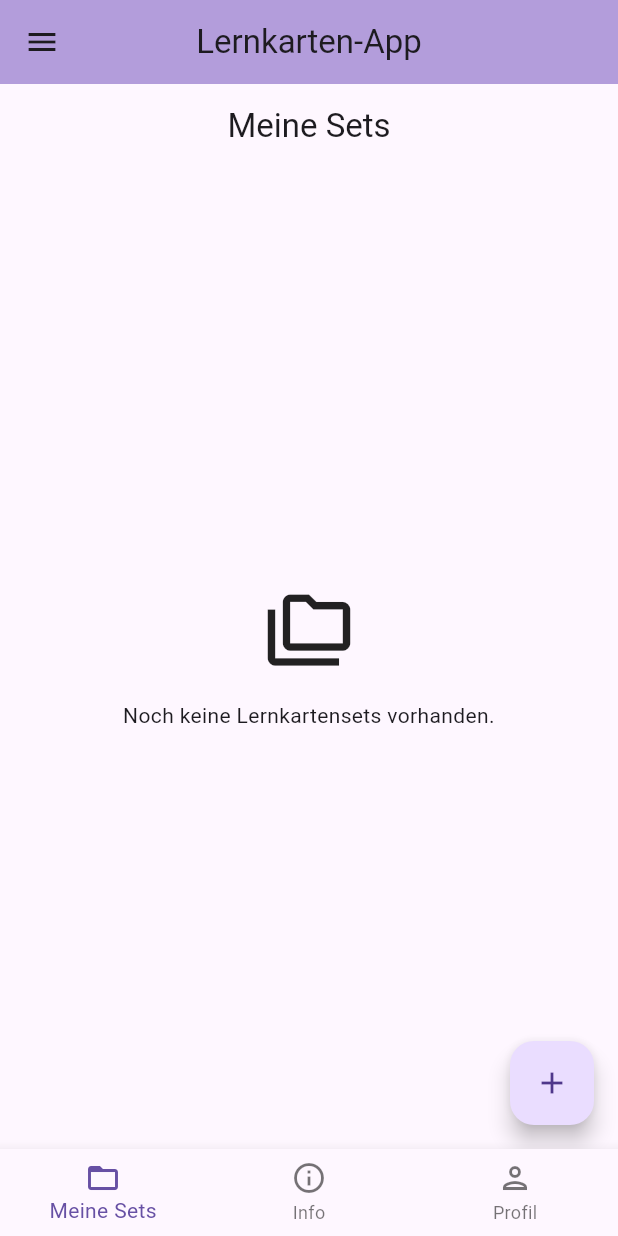
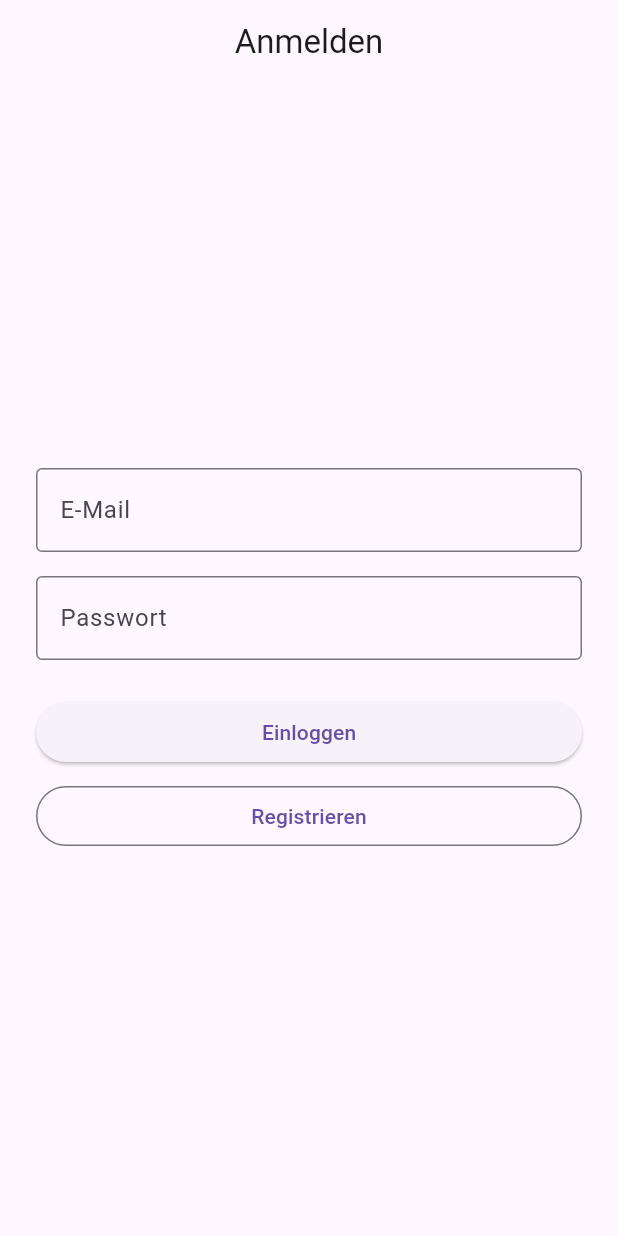
Before and after one commit to milezabove/lernkarten_app, a Flutter app: the screen it shows after launch, on a phone screen of 412 x 824 dp. Run offline on Flutter 3.47's test engine with Material 3 defaults, Android fonts, the phone set to English and light mode, and no system bars; our stand-ins replace cloud_firestore, firebase_auth, firebase_core, flutter_slidable; accounts and stored records are empty.

Commit message:
add firebase auth

```diff
--- a/lib/app/app.dart
+++ b/lib/app/app.dart
@@ -1,11 +1,32 @@
+import 'package:firebase_auth/firebase_auth.dart';
 import 'package:flutter/material.dart';
-import 'package:lernkarten_app/app/navigation_screen.dart';
+import '../features/auth/presentation/auth_screen.dart';
+import 'navigation_screen.dart';
 
 class App extends StatelessWidget {
   const App({super.key});
 
   @override
   Widget build(BuildContext context) {
-    return MaterialApp(title: 'Lernkarten-App', home: NavigationScreen());
+    return MaterialApp(
+      title: 'Lernkarten-App',
+      debugShowCheckedModeBanner: false,
+      home: StreamBuilder<User?>(
+        stream: FirebaseAuth.instance.authStateChanges(),
+        builder: (context, snapshot) {
+          if (snapshot.connectionState == ConnectionState.waiting) {
+            return const Scaffold(
+              body: Center(child: CircularProgressIndicator()),
+            );
+          }
+
+          if (snapshot.hasData) {
+            return const NavigationScreen();
+          }
+
+          return const AuthScreen();
+        },
+      ),
+    );
   }
 }
--- /dev/null
+++ b/lib/features/auth/presentation/auth_screen.dart
@@ -0,0 +1,116 @@
+import 'package:firebase_auth/firebase_auth.dart';
+import 'package:flutter/material.dart';
+
+class AuthScreen extends StatefulWidget {
+  const AuthScreen({super.key});
+
+  @override
+  State<AuthScreen> createState() => _AuthScreenState();
+}
+
+class _AuthScreenState extends State<AuthScreen> {
+  final emailController = TextEditingController();
+  final passwordController = TextEditingController();
+
+  bool isLoading = false;
+
+  Future<void> _login() async {
+    await _authenticate(
+      () => FirebaseAuth.instance.signInWithEmailAndPassword(
+        email: emailController.text.trim(),
+        password: passwordController.text.trim(),
+      ),
+    );
+  }
+
+  Future<void> _register() async {
+    await _authenticate(
+      () => FirebaseAuth.instance.createUserWithEmailAndPassword(
+        email: emailController.text.trim(),
+        password: passwordController.text.trim(),
+      ),
+    );
+  }
+
+  Future<void> _authenticate(Future<UserCredential> Function() action) async {
+    setState(() {
+      isLoading = true;
+    });
+
+    try {
+      await action();
+    } on FirebaseAuthException catch (error) {
+      if (!mounted) return;
+
+      ScaffoldMessenger.of(context).showSnackBar(
+        SnackBar(content: Text(error.message ?? 'Anmeldung fehlgeschlagen.')),
+      );
+    } finally {
+      if (mounted) {
+        setState(() {
+          isLoading = false;
+        });
+      }
+    }
+  }
+
+  @override
+  void dispose() {
+    emailController.dispose();
+    passwordController.dispose();
+    super.dispose();
+  }
+
+  @override
+  Widget build(BuildContext context) {
+    return Scaffold(
+      appBar: AppBar(title: const Text('Anmelden'), centerTitle: true),
+      body: Padding(
+        padding: const EdgeInsets.all(24),
+        child: Column(
+          mainAxisAlignment: MainAxisAlignment.center,
+          children: [
+            TextField(
+              controller: emailController,
+              keyboardType: TextInputType.emailAddress,
+              decoration: const InputDecoration(
+                labelText: 'E-Mail',
+                border: OutlineInputBorder(),
+              ),
+            ),
+            const SizedBox(height: 16),
+            TextField(
+              controller: passwordController,
+              obscureText: true,
+              decoration: const InputDecoration(
+                labelText: 'Passwort',
+                border: OutlineInputBorder(),
+              ),
+            ),
+            const SizedBox(height: 24),
+
+            if (isLoading)
+              const CircularProgressIndicator()
+            else ...[
+              SizedBox(
+                width: double.infinity,
+                child: ElevatedButton(
+                  onPressed: _login,
+                  child: const Text('Einloggen'),
+                ),
+              ),
+              const SizedBox(height: 8),
+              SizedBox(
+                width: double.infinity,
+                child: OutlinedButton(
+                  onPressed: _register,
+                  child: const Text('Registrieren'),
+                ),
+              ),
+            ],
+          ],
+        ),
+      ),
+    );
+  }
+}
--- a/lib/main.dart
+++ b/lib/main.dart
@@ -1,13 +1,14 @@
 import 'package:flutter/material.dart';
 import 'package:firebase_core/firebase_core.dart';
-
 import 'app/app.dart';
 import 'firebase_options.dart';
+import 'package:firebase_auth/firebase_auth.dart';
 
 Future<void> main() async {
   WidgetsFlutterBinding.ensureInitialized();
 
   await Firebase.initializeApp(options: DefaultFirebaseOptions.currentPlatform);
+  // await FirebaseAuth.instance.signInAnonymously();
 
   runApp(const App());
 }
--- a/pubspec.yaml
+++ b/pubspec.yaml
@@ -38,6 +38,7 @@ dependencies:
   cupertino_icons: ^1.0.8
   firebase_core: ^4.14.0
   cloud_firestore: ^6.9.0
+  firebase_auth: ^6.6.1
 
 dev_dependencies:
   flutter_test:
```
Also changed, not shown: lib/features/profile/presentation/profile_screen.dart (+22 -45 lines), lib/features/study_card/data/study_card_repository.dart (+11 -1 lines), lib/firebase_options.dart, pubspec.lock, 4 other files.
